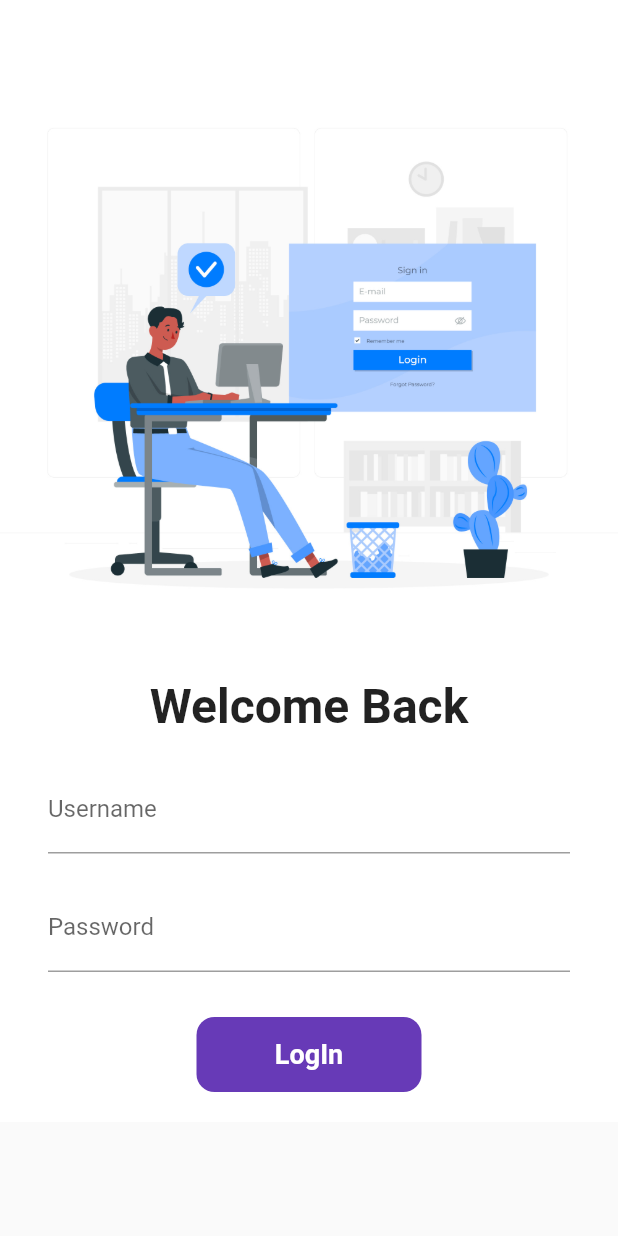
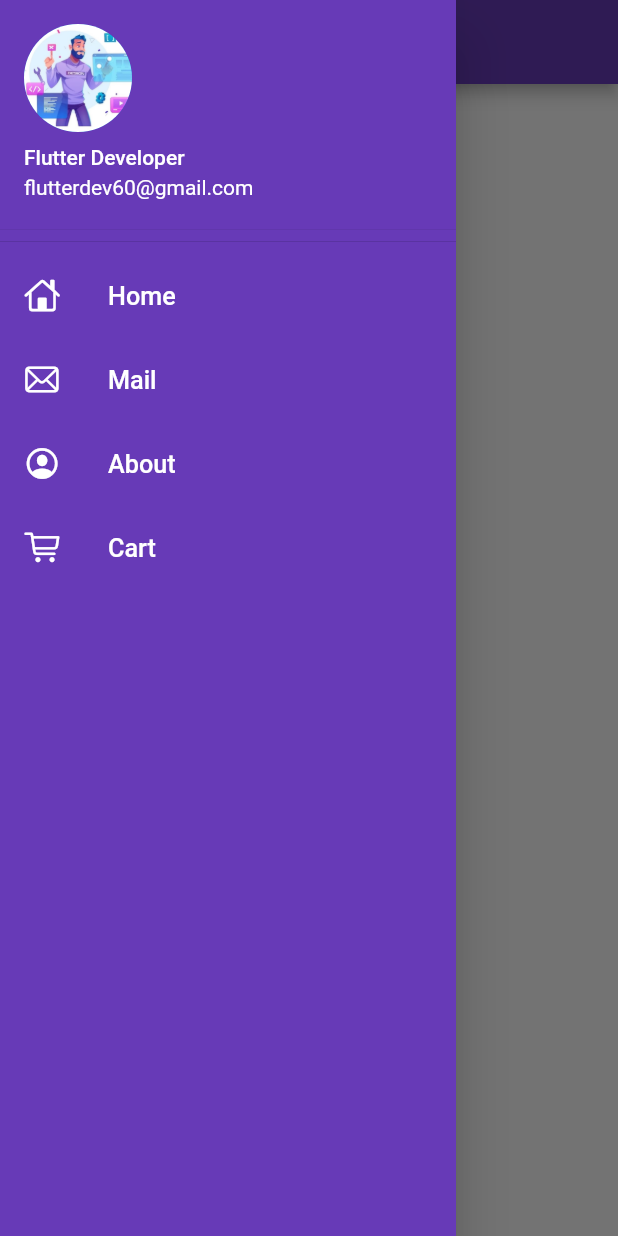
Before and after one commit to Aditya01237/E_cart, a Flutter app: the screen it shows after launch, with the side drawer open (before the commit the screen has no drawer), on a phone screen of 412 x 824 dp. Run offline on Flutter 3.47's test engine with Material 2 defaults, Android fonts, the phone set to English and light mode, and no system bars.

Commit message:
drawer added with list

```diff
--- a/lib/main.dart
+++ b/lib/main.dart
@@ -1,5 +1,5 @@
-import 'package:e_cart/Home_Page.dart';
-import 'package:e_cart/login_page.dart';
+import 'package:e_cart/pages/Home_Page.dart';
+import 'package:e_cart/pages/login_page.dart';
 import 'package:e_cart/utils/routes.dart';
 import 'package:flutter/material.dart';
 
@@ -12,7 +12,7 @@ class MyApp extends StatelessWidget {
     return MaterialApp(
       debugShowCheckedModeBanner: false,
       themeMode: ThemeMode.light,
-      initialRoute: '/',
+      initialRoute: MyRoutes.homeRoute,
       routes: {
         // When navigating to the "/" route, build the FirstScreen widget.
         '/': (context) => Loginpage(),
--- a/lib/Home_Page.dart
+++ b/lib/pages/Home_Page.dart
@@ -1,4 +1,6 @@
 import 'package:flutter/material.dart';
+
+import '../widgets/drawer.dart';
 
 class HomePage extends StatelessWidget {
   const HomePage({Key? key}) : super(key: key);
@@ -7,13 +9,16 @@ class HomePage extends StatelessWidget {
   Widget build(BuildContext context) {
     return Scaffold(
       appBar: AppBar(
-        title: Center(child: Text("E-Cart")),
+        backgroundColor: Colors.deepPurple,
+        centerTitle: true,
+        title: Text("E-Cart"),
       ),
       body: Center(
         child: Container(
           child: Text("Welcome to 30 days of code"),
         ),
       ),
+      drawer: MyDrawer(),
     );
   }
 }
--- a/lib/login_page.dart
+++ b/lib/pages/login_page.dart
@@ -68,10 +68,10 @@ class _LoginpageState extends State<Loginpage> {
                       validator: (value)
                       {
                         if(value == null || value.isEmpty){
-                          return "User Name Cannot Be Empty";
+                          return "Password Cannot Be Empty";
                         }
                         else if(value.length < 6){
-                          return "User Name Cannot Be Empty";
+                          return "Password Length Should Be Atleast 6";
                         }
                         return null;
                       },
--- /dev/null
+++ b/lib/widgets/drawer.dart
@@ -0,0 +1,84 @@
+import 'package:flutter/cupertino.dart';
+import 'package:flutter/material.dart';
+
+class MyDrawer extends StatelessWidget {
+  const MyDrawer({Key? key}) : super(key: key);
+
+  @override
+  Widget build(BuildContext context) {
+    return Drawer(
+      child: Container(
+        color: Colors.deepPurple,
+        child: ListView(
+          children: [
+              DrawerHeader(
+                padding: EdgeInsets.zero,
+                  child: UserAccountsDrawerHeader(
+                    decoration: BoxDecoration(
+                      color: Colors.deepPurple,
+                    ),
+                    accountName: Text("Flutter Developer"),
+                    accountEmail: Text("flutterdev60@gmail.com"),
+                    currentAccountPicture: CircleAvatar(
+                      backgroundImage: AssetImage("assets/images/logo.jpg"),
+                    ),
+              )
+              ),
+            ListTile(
+              leading: Icon(
+                CupertinoIcons.home,
+                color: Colors.white,
+              ),
+              title: Text(
+                "Home",
+                textScaleFactor: 1.2,
+                style: TextStyle(
+                  color: Colors.white
+                ),
+              ),
+            ),
+            ListTile(
+              leading: Icon(
+                CupertinoIcons.mail,
+                color: Colors.white,
+              ),
+              title: Text(
+                "Mail",
+                textScaleFactor: 1.2,
+                style: TextStyle(
+                    color: Colors.white
+                ),
+              ),
+            ),
+            ListTile(
+              leading: Icon(
+                CupertinoIcons.profile_circled,
+                color: Colors.white,
+              ),
+              title: Text(
+                "About",
+                textScaleFactor: 1.2,
+                style: TextStyle(
+                    color: Colors.white
+                ),
+              ),
+            ),
+            ListTile(
+              leading: Icon(
+                CupertinoIcons.shopping_cart,
+                color: Colors.white,
+              ),
+              title: Text(
+                "Cart",
+                textScaleFactor: 1.2,
+                style: TextStyle(
+                    color: Colors.white
+                ),
+              ),
+            ),
+          ],
+        ),
+      ),
+    );
+  }
+}
```
Also changed, not shown: assets/images/logo.jpg (added).
